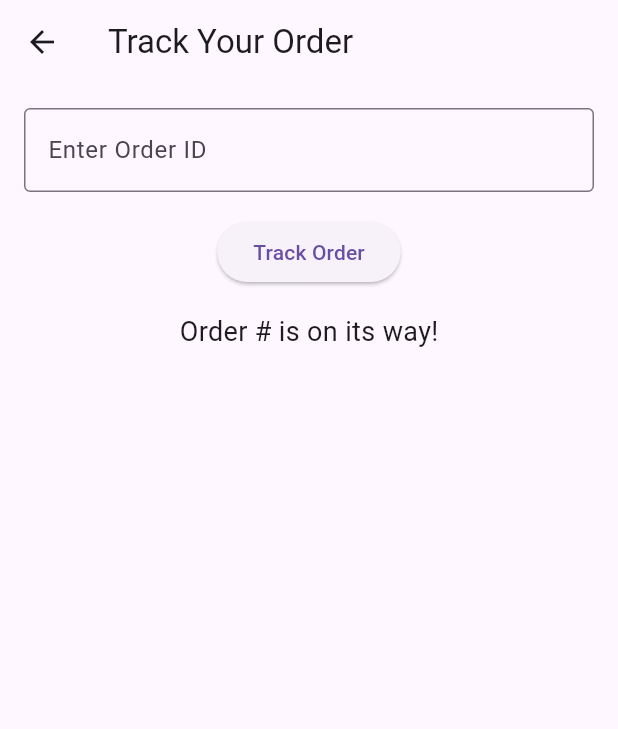
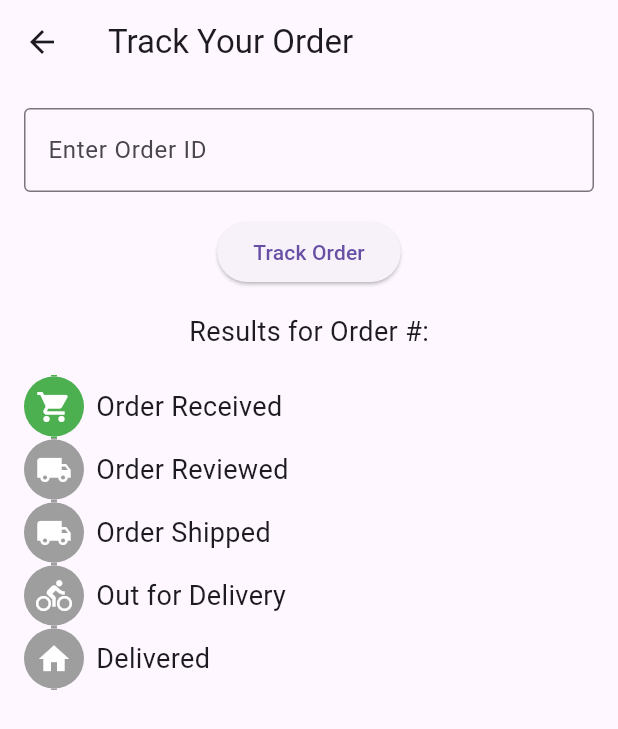
Before and after one commit to jhanel/service_package, a Flutter app: the TrackOrderPage screen opened directly, after a tap on "Track Order", on a phone screen of 412 x 824 dp. Shown: the top 729 px of the screen. Run offline on Flutter 3.47's test engine with Material 3 defaults, Android fonts, the phone set to English and light mode, and no system bars; drawn by our look-alikes of timeline_tile; our stand-ins replace logger.

Commit message:
Tracker timeline
Implemented timeline tile in track_order.dart to update order status

```diff
--- a/project/lib/track_order.dart
+++ b/project/lib/track_order.dart
@@ -1,20 +1,21 @@
 import 'package:flutter/material.dart';
+import 'package:timeline_tile/timeline_tile.dart';
 
 class TrackOrderPage extends StatefulWidget {
   const TrackOrderPage({super.key});
 
   @override
-  _TrackOrderPageState createState() => _TrackOrderPageState();
+  TrackOrderPageState createState() => TrackOrderPageState();
 }
 
-class _TrackOrderPageState extends State<TrackOrderPage> {
+class TrackOrderPageState extends State<TrackOrderPage> {
   final TextEditingController _orderIdController = TextEditingController();
   String _orderStatus = '';
 
   void _trackOrder() {
     // Simulate an order tracking process
     setState(() {
-      _orderStatus = 'Order #${_orderIdController.text} is on its way!';
+      _orderStatus = 'Results for Order #${_orderIdController.text}:';
     });
   }
 
@@ -45,9 +46,47 @@ class _TrackOrderPageState extends State<TrackOrderPage> {
               _orderStatus,
               style: const TextStyle(fontSize: 18.0),
             ),
+            const SizedBox(height: 16.0),
+            if (_orderStatus.isNotEmpty) ...[
+              _buildTimelineTile('Order Received', Icons.shopping_cart, true),
+              _buildTimelineTile('Order Reviewed', Icons.local_shipping, false),
+              _buildTimelineTile('Order Shipped', Icons.local_shipping, false),
+              _buildTimelineTile('Out for Delivery', Icons.directions_bike, false),
+              _buildTimelineTile('Delivered', Icons.home, false),
+            ],
           ],
         ),
       ),
     );
   }
+
+  Widget _buildTimelineTile(String title, IconData icon, bool isCompleted) {
+    return TimelineTile(
+      alignment: TimelineAlign.start,
+      indicatorStyle: IndicatorStyle(
+        width: 40,
+        height: 40,
+        indicator: Container(
+          decoration: BoxDecoration(
+            color: isCompleted ? Colors.green : Colors.grey,
+            shape: BoxShape.circle,
+          ),
+          child: Icon(icon, color: Colors.white),
+        ),
+      ),
+      endChild: Container(
+        alignment: Alignment.centerLeft,
+        padding: const EdgeInsets.all(8.0),
+        child: Text(title, style: const TextStyle(fontSize: 18.0)),
+      ),
+      beforeLineStyle: LineStyle(
+        color: isCompleted ? Colors.green : Colors.grey,
+        thickness: 4,
+      ),
+      afterLineStyle: LineStyle(
+        color: isCompleted ? Colors.green : Colors.grey,
+        thickness: 4,
+      ),
+    );
+  }
 }
--- a/project/pubspec.yaml
+++ b/project/pubspec.yaml
@@ -40,6 +40,7 @@ dependencies:
   # The following adds the Cupertino Icons font to your application.
   # Use with the CupertinoIcons class for iOS style icons.
   cupertino_icons: ^1.0.2
+  timeline_tile: ^2.0.0
 
 dev_dependencies:
   flutter_test:
```
Also changed, not shown: project/pubspec.lock.
